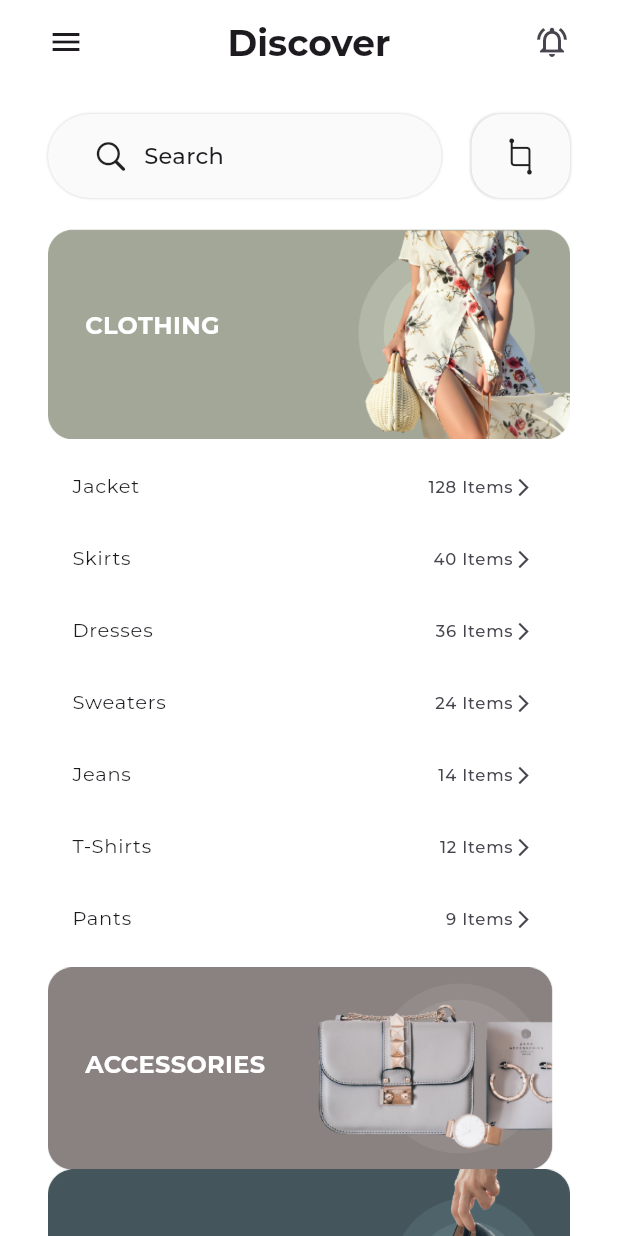
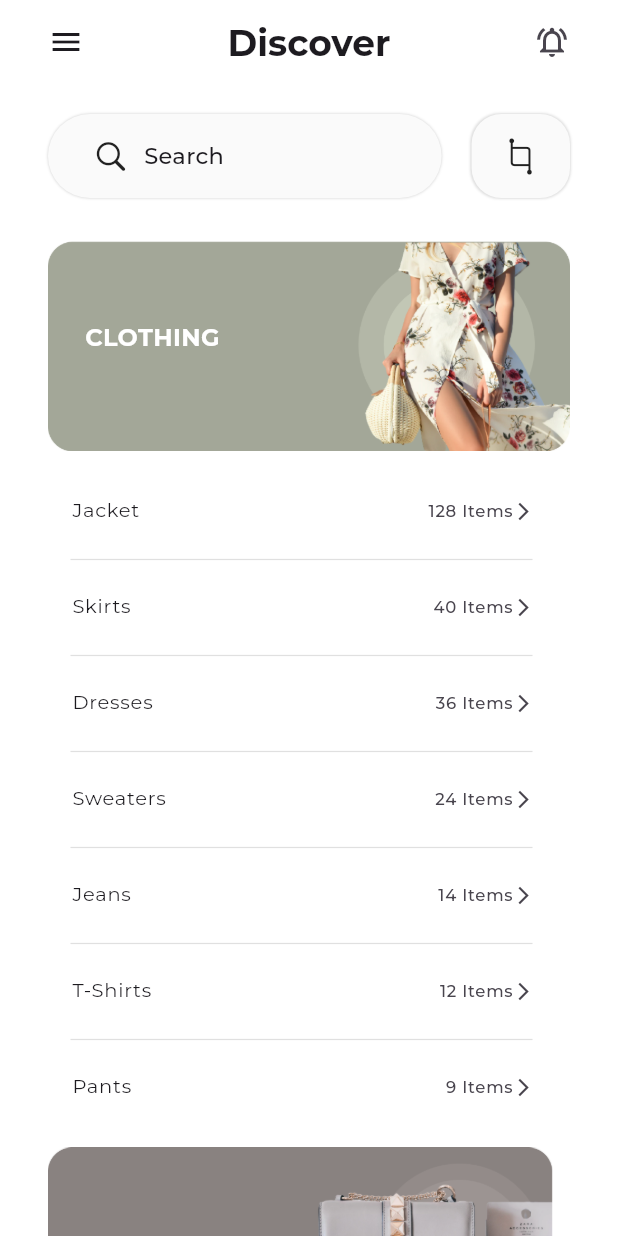
Before and after one commit to usama-tech-dev/gem_store, a Flutter app: the DiscoverPage screen opened directly, after a tap on "CLOTHING", on a phone screen of 412 x 824 dp. Run offline on Flutter 3.47's test engine with Material 3 defaults, Android fonts, the phone set to English and light mode, and no system bars; our stand-ins replace bloc, carousel_slider, flutter_bloc, flutter_svg, pinput; project files that could hold a hidden picture were left out.

Commit message:
added some padding

```diff
--- a/lib/feature/dashboard/presentation/discover/presentation/discover_page.dart
+++ b/lib/feature/dashboard/presentation/discover/presentation/discover_page.dart
@@ -106,7 +106,6 @@ class _DiscoverPageState extends State<DiscoverPage> {
         child: Column(
           children: [
             const SizedBox(height: 20),
-            // Search Row
             Row(
               children: [
                 Expanded(
@@ -159,7 +158,6 @@ class _DiscoverPageState extends State<DiscoverPage> {
               ],
             ),
             const SizedBox(height: 20),
-            // Categories
             Expanded(
               child: ListView.builder(
                 itemCount: categories.length,
@@ -172,9 +170,13 @@ class _DiscoverPageState extends State<DiscoverPage> {
                     children: [
                       GestureDetector(
                         onTap: () => _toggleExpand(index),
+                        child: Padding(
+                          padding: EdgeInsets.symmetric(vertical: 8.0),
                           child: Stack(
                             children: [
-                            Image.asset(category.image),
+                              Image.asset(
+                                category.image,
+                              ),
                               Positioned(
                                 left: context.width * .06,
                                 right: 0,
@@ -191,13 +193,16 @@ class _DiscoverPageState extends State<DiscoverPage> {
                             ],
                           ),
                         ),
+                      ),
                       if (isExpanded && category.subCategories.isNotEmpty)
                         Padding(
                           padding: const EdgeInsets.symmetric(vertical: 8.0),
                           child: Column(
-                            children: category.subCategories
-                                .map(
-                                  (sub) => ListTile(
+                            children: List.generate(category.subCategories.length, (i) {
+                              final sub = category.subCategories[i];
+                              return Column(
+                                children: [
+                                  ListTile(
                                     dense: true,
                                     title: Text(sub.name),
                                     trailing: Row(
@@ -208,8 +213,16 @@ class _DiscoverPageState extends State<DiscoverPage> {
                                       ],
                                     ),
                                   ),
-                                )
-                                .toList(),
+                                  if (i != category.subCategories.length - 1)
+                                    Divider(
+                                      indent: 15,
+                                      endIndent: 25,
+                                      thickness: 0.8,
+                                      color: Colors.grey.shade300,
+                                    ),
+                                ],
+                              );
+                            }),
                           ),
                         ),
                     ],
```
Lines whose indentation alone changed are shown as unchanged.
